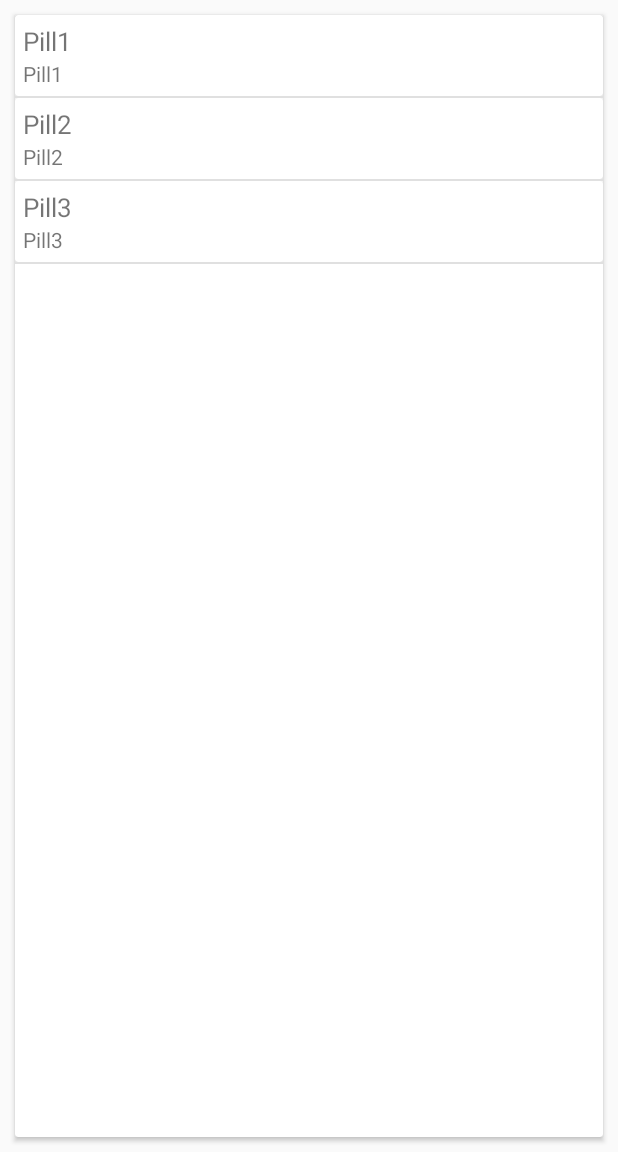
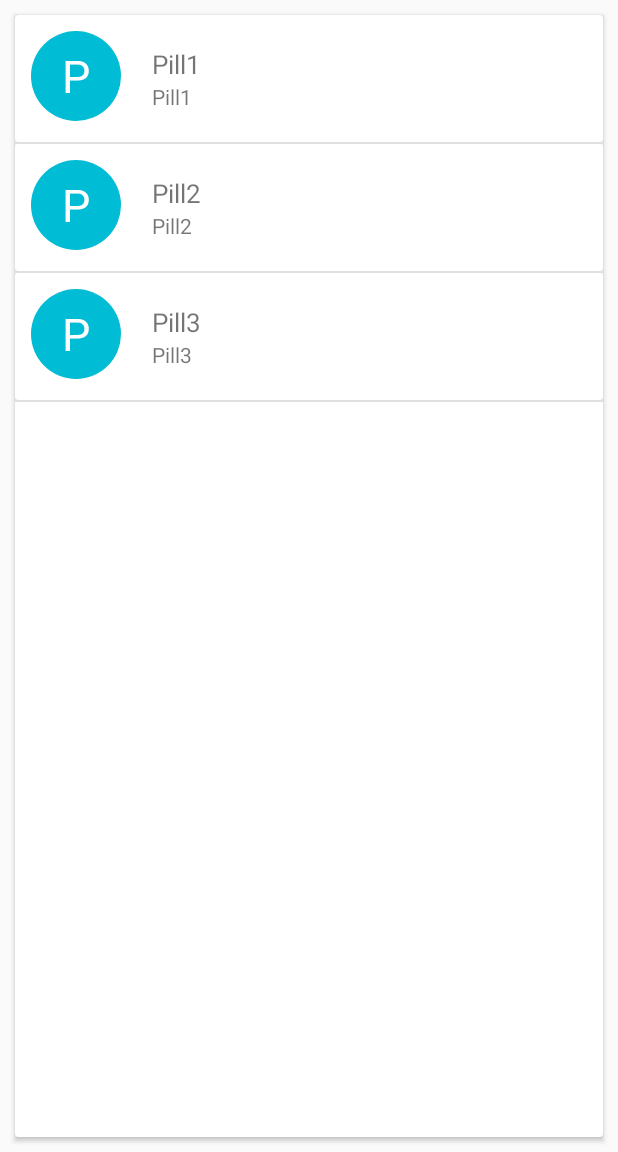
Before and after one commit to rogerdomingo/Pill-Reminder, an Android app: the MainActivity screen opened directly, with no data from a screen before it, on a phone screen of 412 x 824 dp, the part 84-1236 px from its top. Run offline under Robolectric (Android 15) with nearby library versions, the phone set to English and light mode, and no system bars.

Commit message:
Letter name

```diff
--- a/app/src/main/java/com/example/asifkhan/customlistview/adapters/CustomListAdapter.java
+++ b/app/src/main/java/com/example/asifkhan/customlistview/adapters/CustomListAdapter.java
@@ -47,9 +47,11 @@ public class CustomListAdapter extends BaseAdapter implements View.OnClickListen
         view=layoutInflater.inflate(R.layout.custom_list_view_layout,null);
 
         Pill pill = pillArrayList.get(i);
+        TextView photo=(TextView)view.findViewById(R.id.photo);
         TextView name=(TextView)view.findViewById(R.id.name);
         TextView profession=(TextView)view.findViewById(R.id.profession);
 
+        photo.setText("" + pill.getName().charAt(0));
         name.setText(pill.getName());
         profession.setText(pill.getName());
         return view;
--- /dev/null
+++ b/app/src/main/res/drawable/circle.xml
@@ -0,0 +1,7 @@
+<?xml version="1.0" encoding="utf-8"?>
+<shape xmlns:android="http://schemas.android.com/apk/res/android"
+    android:shape="oval"
+    android:layout_height="20dp"
+    android:layout_width="20dp">
+    <solid android:color="@color/colorAccent" />
+</shape>
--- a/app/src/main/res/layout/custom_list_view_layout.xml
+++ b/app/src/main/res/layout/custom_list_view_layout.xml
@@ -8,7 +8,23 @@
         android:layout_height="wrap_content">
 
         <RelativeLayout
+            android:padding="5dp"
+            android:layout_width="match_parent"
+            android:layout_height="wrap_content">
+
+            <TextView
+                android:id="@+id/photo"
                 android:layout_margin="5dp"
+                android:layout_width="60dp"
+                android:layout_height="60dp"
+                android:background="@drawable/circle"
+                android:gravity="center"
+                android:textSize="30dp"
+                android:textColor="#FFFF"/>
+
+            <RelativeLayout
+                android:layout_toRightOf="@+id/photo"
+                android:layout_margin="15dp"
                 android:layout_width="wrap_content"
                 android:layout_height="wrap_content">
 
@@ -28,6 +44,7 @@
                     android:layout_height="wrap_content" />
 
             </RelativeLayout>
+        </RelativeLayout>
     </android.support.v7.widget.CardView>
 
 </RelativeLayout>
```
Lines whose indentation alone changed are shown as unchanged.
